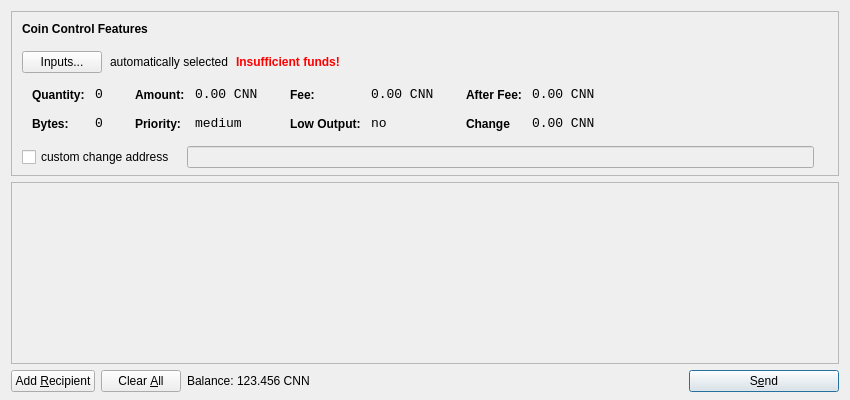
Old version of the form src/qt/forms/sendcoinsdialog.ui in the repository cannationproject/cannation.
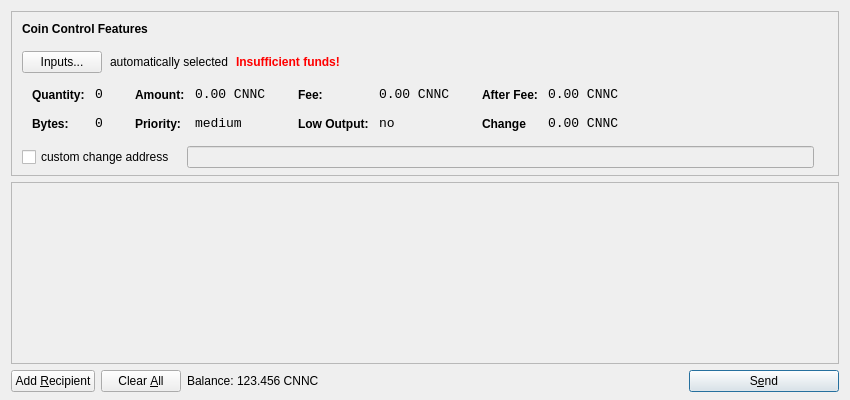
New version of the form. Icons and pictures are not drawn.

```diff
--- a/src/qt/forms/sendcoinsdialog.ui
+++ b/src/qt/forms/sendcoinsdialog.ui
@@ -321,7 +321,7 @@
                   <enum>Qt::ActionsContextMenu</enum>
                  </property>
                  <property name="text">
-                  <string>0.00 CNN</string>
+                  <string>0.00 CNNC</string>
                  </property>
                  <property name="textInteractionFlags">
                   <set>Qt::LinksAccessibleByMouse|Qt::TextSelectableByKeyboard|Qt::TextSelectableByMouse</set>
@@ -407,7 +407,7 @@
                   <enum>Qt::ActionsContextMenu</enum>
                  </property>
                  <property name="text">
-                  <string>0.00 CNN</string>
+                  <string>0.00 CNNC</string>
                  </property>
                  <property name="textInteractionFlags">
                   <set>Qt::LinksAccessibleByMouse|Qt::TextSelectableByKeyboard|Qt::TextSelectableByMouse</set>
@@ -493,7 +493,7 @@
                   <enum>Qt::ActionsContextMenu</enum>
                  </property>
                  <property name="text">
-                  <string>0.00 CNN</string>
+                  <string>0.00 CNNC</string>
                  </property>
                  <property name="textInteractionFlags">
                   <set>Qt::LinksAccessibleByMouse|Qt::TextSelectableByKeyboard|Qt::TextSelectableByMouse</set>
@@ -525,7 +525,7 @@
                   <enum>Qt::ActionsContextMenu</enum>
                  </property>
                  <property name="text">
-                  <string>0.00 CNN</string>
+                  <string>0.00 CNNC</string>
                  </property>
                  <property name="textInteractionFlags">
                   <set>Qt::LinksAccessibleByMouse|Qt::TextSelectableByKeyboard|Qt::TextSelectableByMouse</set>
@@ -732,7 +732,7 @@
           <cursorShape>IBeamCursor</cursorShape>
          </property>
          <property name="text">
-          <string>123.456 CNN</string>
+          <string>123.456 CNNC</string>
          </property>
          <property name="textInteractionFlags">
           <set>Qt::LinksAccessibleByMouse|Qt::TextSelectableByKeyboard|Qt::TextSelectableByMouse</set>
```
